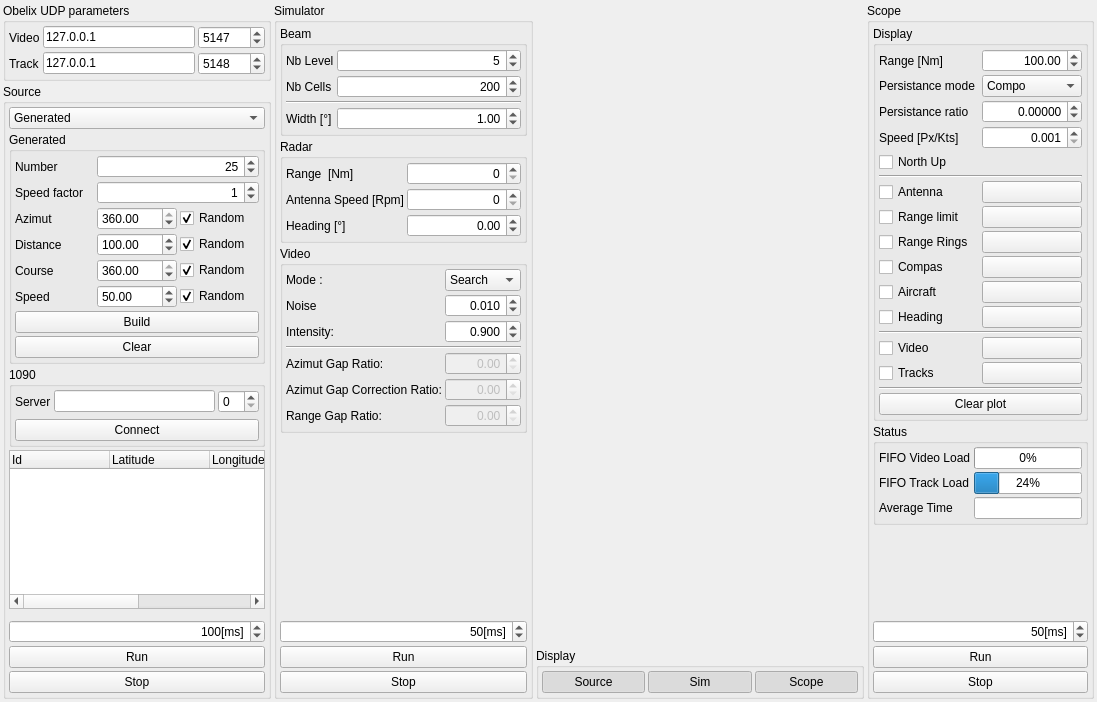
This is Src/ObelixTestApp/MainWindow.ui in chootair/RadarObelix as Qt 5 draws it before an edit. The edited form follows.
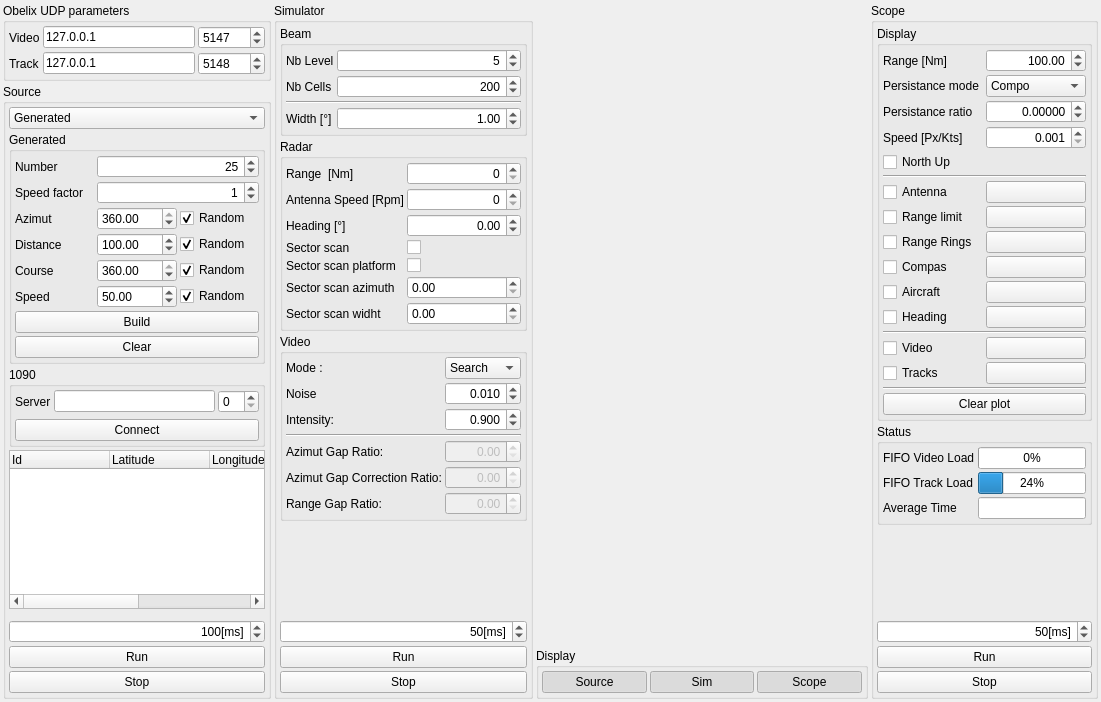
This is the edited form. Custom widgets are drawn as their Qt base class.

Commit message: Add the sector scan feature

```diff
--- a/Src/ObelixTestApp/MainWindow.ui
+++ b/Src/ObelixTestApp/MainWindow.ui
@@ -6,7 +6,7 @@
    <rect>
     <x>0</x>
     <y>0</y>
-    <width>1097</width>
+    <width>1101</width>
     <height>702</height>
    </rect>
   </property>
@@ -447,6 +447,62 @@
             </property>
            </widget>
           </item>
+          <item row="6" column="1">
+           <widget class="QDoubleSpinBox" name="sbxSectorScanAzimuth">
+            <property name="maximum">
+             <double>360.000000000000000</double>
+            </property>
+           </widget>
+          </item>
+          <item row="4" column="1">
+           <widget class="QCheckBox" name="ckxSectorScan">
+            <property name="text">
+             <string/>
+            </property>
+           </widget>
+          </item>
+          <item row="7" column="1">
+           <widget class="QDoubleSpinBox" name="sbxSectorScanWitdh">
+            <property name="maximum">
+             <double>360.000000000000000</double>
+            </property>
+           </widget>
+          </item>
+          <item row="6" column="0">
+           <widget class="QLabel" name="label_29">
+            <property name="text">
+             <string>Sector scan azimuth</string>
+            </property>
+           </widget>
+          </item>
+          <item row="7" column="0">
+           <widget class="QLabel" name="sbxSectorScanWidth">
+            <property name="text">
+             <string>Sector scan widht</string>
+            </property>
+           </widget>
+          </item>
+          <item row="4" column="0">
+           <widget class="QLabel" name="label_31">
+            <property name="text">
+             <string>Sector scan</string>
+            </property>
+           </widget>
+          </item>
+          <item row="5" column="1">
+           <widget class="QCheckBox" name="ckxSectorScanPlatform">
+            <property name="text">
+             <string/>
+            </property>
+           </widget>
+          </item>
+          <item row="5" column="0">
+           <widget class="QLabel" name="label_30">
+            <property name="text">
+             <string>Sector scan platform</string>
+            </property>
+           </widget>
+          </item>
          </layout>
         </widget>
        </item>
```
The commit also changes 8 other files.
